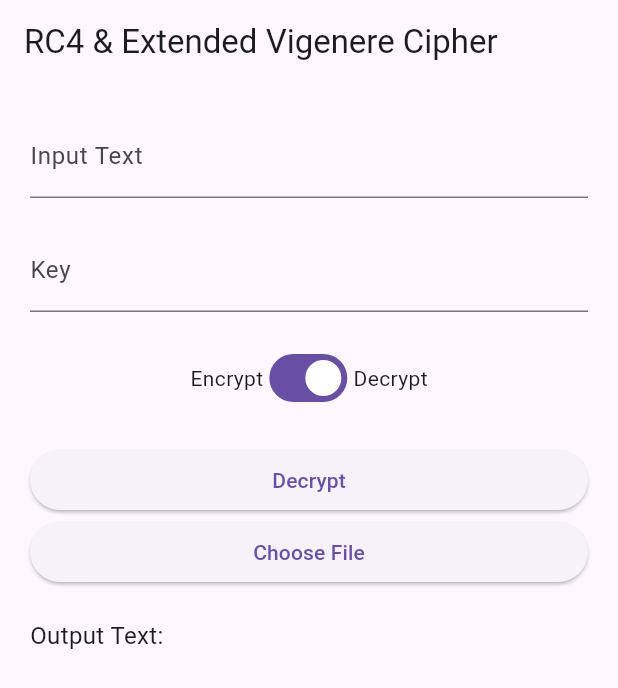
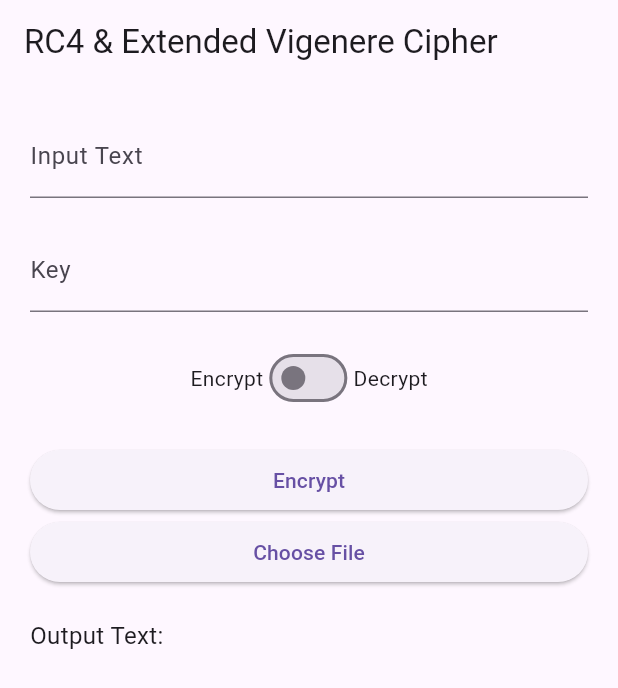
Before and after one commit to gibranfsh/tugas-1-kriptografi-koding-modified-cipher, a Flutter app: the screen it shows after launch, on a phone screen of 412 x 824 dp. Shown: the top 688 px of the screen. Run offline on Flutter 3.47's test engine with Material 3 defaults, Android fonts, the phone set to English and light mode, and no system bars; our stand-ins replace file_picker.

Commit message:
feat: encryption and decryption for all files

```diff
--- a/lib/main.dart
+++ b/lib/main.dart
@@ -11,7 +11,7 @@
 }
 
 class MyApp extends StatelessWidget {
-  const MyApp({super.key});
+  const MyApp({Key? key}) : super(key: key);
 
   @override
   Widget build(BuildContext context) {
@@ -26,10 +26,9 @@
 }
 
 class EncryptionScreen extends StatefulWidget {
-  const EncryptionScreen({super.key});
+  const EncryptionScreen({Key? key}) : super(key: key);
 
   @override
-  // ignore: library_private_types_in_public_api
   _EncryptionScreenState createState() => _EncryptionScreenState();
 }
 
@@ -37,7 +36,7 @@
   String _inputText = '';
   String _outputText = '';
   String _key = '';
-  bool _isEncryptMode = true;
+  bool _isEncryptMode = false;
 
   @override
   Widget build(BuildContext context) {
@@ -133,7 +132,10 @@
   }
 
   void _decrypt() {
-    List<int> ciphertext = base64Decode(_inputText);
+    // Ensure the input text is properly padded
+    String paddedInputText =
+        _inputText.padRight((_inputText.length + 3) & ~3, '=');
+    List<int> ciphertext = base64Decode(paddedInputText);
     List<int> key = utf8.encode(_key);
     ExtendedVigenereCipher extendedVigenereCipher =
         ExtendedVigenereCipher(_key);
@@ -153,7 +155,7 @@
     String fileExtension = fileName.split('.').last; // Extract file extension
 
     // Check if the mode is encrypt or decrypt
-    if (_isEncryptMode) {
+    if (!_isEncryptMode) {
       // Encryption mode
       ModifiedRC4 rc4 = ModifiedRC4(key);
       List<int> rc4Encrypted = rc4.encrypt(fileBytes);
@@ -182,7 +184,7 @@
           ExtendedVigenereCipher(_key);
       List<int> vigenereDecrypted = extendedVigenereCipher.decrypt(fileBytes);
       ModifiedRC4 rc4 = ModifiedRC4(key);
-      List<int> rc4Decrypted = rc4.decrypt(vigenereDecrypted);
+      List<int> plaintext = rc4.decrypt(vigenereDecrypted);
 
       // Get the directory path for the Android download folder
       String downloadsDirectoryPath = '';
@@ -194,7 +196,7 @@
           '$downloadsDirectoryPath/${fileName}_decrypted.$fileExtension';
 
       // Write the decrypted data to the file in the download folder
-      await File(decryptedFilePath).writeAsBytes(rc4Decrypted);
+      await File(decryptedFilePath).writeAsBytes(plaintext);
       setState(() {
         _outputText = 'File decrypted successfully: $decryptedFilePath';
       });
```
Also changed, not shown: 1 other file.
